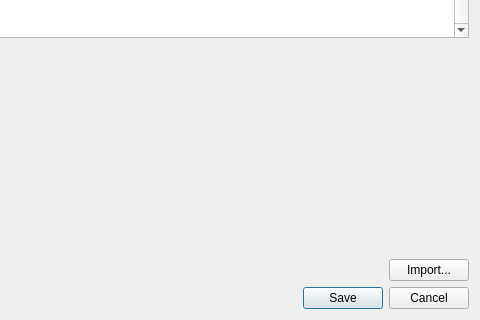
openpilot/OpenPilot, file ground/openpilotgcs/src/plugins/setupwizard/vehicletemplateexportdialog.ui: the form before one commit; both pictures show x 130 to 610 and y 380 to 700 of the 610 by 700 pixel window.
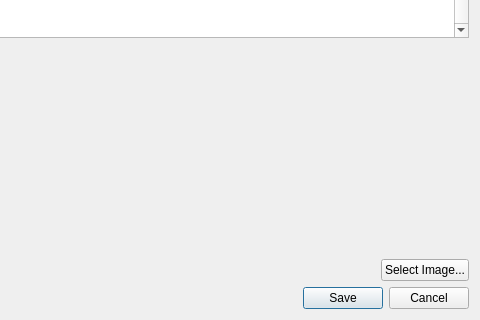
The form after the commit.

Commit message: OP-1222 Changed name of button to select image for the template.

```diff
--- a/ground/openpilotgcs/src/plugins/setupwizard/vehicletemplateexportdialog.ui
+++ b/ground/openpilotgcs/src/plugins/setupwizard/vehicletemplateexportdialog.ui
@@ -406,7 +406,7 @@
       <item alignment="Qt::AlignRight">
        <widget class="QPushButton" name="ImportButton">
         <property name="text">
-         <string>Import...</string>
+         <string>Select Image...</string>
         </property>
        </widget>
       </item>
```
